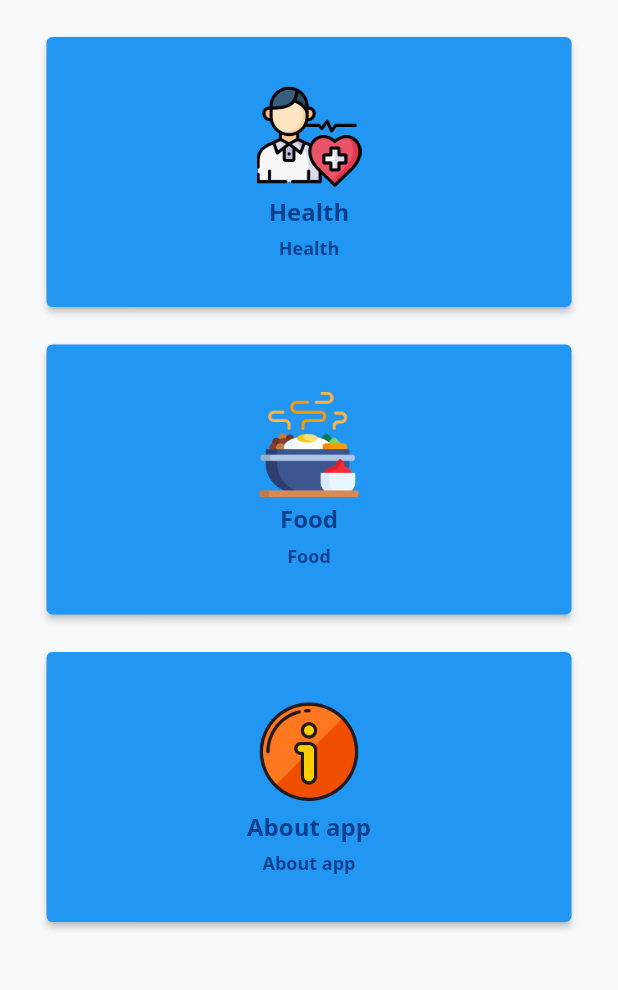
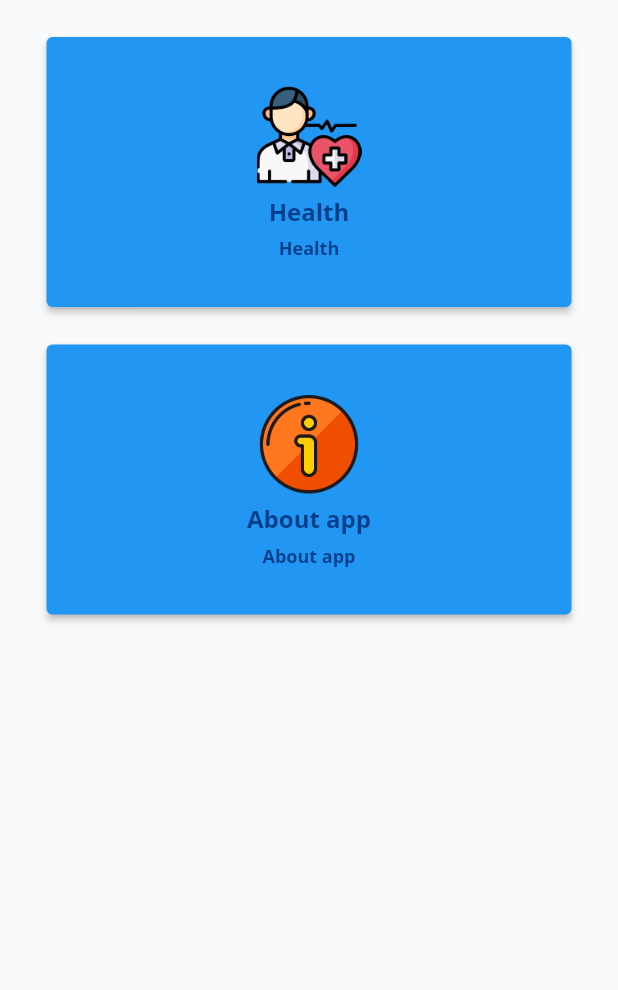
Before and after one commit to shivanisorte/Gruhini, a Flutter app: the screen it shows after launch, on a phone screen of 412 x 824 dp, the part 179-1169 px from its top. Run offline on Flutter 3.47's test engine with Material 2 defaults, Android fonts, the phone set to English and light mode, and no system bars; our stand-ins replace google_fonts.

Commit message:
removed food dashboard

```diff
--- a/gruhini/lib/main.dart
+++ b/gruhini/lib/main.dart
@@ -6,7 +6,6 @@ import 'package:flutter/src/rendering/flex.dart';
 import 'package:google_fonts/google_fonts.dart';
 import 'AboutApp.dart';
 import 'VaccinationDashboard.dart';
-import 'package:gruhini/FoodDashboard.dart';
 
 void main() => runApp(MaterialApp(home: MyHomePage()));
 
@@ -46,7 +45,6 @@ class SecondScreen extends StatelessWidget {
         title: Text("Gruhini App"),
         backgroundColor: Color(0xff42a5f5),
       ),
-
       body: Column(
         children: <Widget>[
           SizedBox(
@@ -100,7 +98,8 @@ class SecondScreen extends StatelessWidget {
               onPressed: () {
                 Navigator.push(
                   context,
-                  MaterialPageRoute(builder: (context) => VaccinationDashboard()),
+                  MaterialPageRoute(
+                      builder: (context) => VaccinationDashboard()),
                 );
               },
               child: Column(
@@ -109,17 +108,14 @@ class SecondScreen extends StatelessWidget {
                   SizedBox(
                     height: 2,
                   ),
-
                   Image.asset(
                     "assets/images/health.png",
                     width: 80,
                     height: 70,
                   ),
-
                   SizedBox(
                     height: 4,
                   ),
-
                   Text(
                     "Health",
                     style: GoogleFonts.openSans(
@@ -129,11 +125,9 @@ class SecondScreen extends StatelessWidget {
                       fontWeight: FontWeight.bold,
                     )),
                   ),
-
                   SizedBox(
                     height: 5,
                   ),
-
                   Text(
                     "Health",
                     style: GoogleFonts.openSans(
@@ -143,74 +137,6 @@ class SecondScreen extends StatelessWidget {
                       fontWeight: FontWeight.bold,
                     )),
                   ),
-
-                  SizedBox(
-                    height: 2,
-                  ),
-
-                ],
-              ),
-            ),
-            width: 350,
-            height: 180,
-          ), //container1
-
-          SizedBox(
-            height: 25,
-          ),
-
-          Container(
-            decoration: BoxDecoration(
-                color: Color(0xfff0f4ff),
-                borderRadius: BorderRadius.circular(10)),
-            child: ElevatedButton(
-              onPressed: () {
-                Navigator.push(
-                  context,
-                  MaterialPageRoute(builder: (context) => FoodDashboard()),
-                );
-              },
-              child: Column(
-                mainAxisAlignment: MainAxisAlignment.center,
-                children: <Widget>[
-                  SizedBox(
-                    height: 2,
-                  ),
-
-                  Image.asset(
-                    "assets/images/food.png",
-                    width: 80,
-                    height: 70,
-                  ),
-
-                  SizedBox(
-                    height: 4,
-                  ),
-
-                  Text(
-                    "Food",
-                    style: GoogleFonts.openSans(
-                        textStyle: TextStyle(
-                          color: Color(0xff023e8a),
-                          fontSize: 16,
-                          fontWeight: FontWeight.bold,
-                        )),
-                  ),
-
-                  SizedBox(
-                    height: 5,
-                  ),
-
-                  Text(
-                    "Food",
-                    style: GoogleFonts.openSans(
-                        textStyle: TextStyle(
-                          color: Color(0xff023e8a),
-                          fontSize: 12,
-                          fontWeight: FontWeight.bold,
-                        )),
-                  ),
-
                   SizedBox(
                     height: 2,
                   ),
@@ -219,7 +145,7 @@ class SecondScreen extends StatelessWidget {
             ),
             width: 350,
             height: 180,
-          ), // container2
+          ), //container1
 
           SizedBox(
             height: 25,
@@ -242,17 +168,14 @@ class SecondScreen extends StatelessWidget {
                   SizedBox(
                     height: 2,
                   ),
-
                   Image.asset(
                     "assets/images/about.png",
                     width: 80,
                     height: 70,
                   ),
-
                   SizedBox(
                     height: 4,
                   ),
-
                   Text(
                     "About app",
                     style: GoogleFonts.openSans(
@@ -262,11 +185,9 @@ class SecondScreen extends StatelessWidget {
                       fontWeight: FontWeight.bold,
                     )),
                   ),
-
                   SizedBox(
                     height: 5,
                   ),
-
                   Text(
                     "About app",
                     style: GoogleFonts.openSans(
@@ -276,11 +197,9 @@ class SecondScreen extends StatelessWidget {
                       fontWeight: FontWeight.bold,
                     )),
                   ),
-
                   SizedBox(
                     height: 2,
                   ),
-
                 ],
               ),
             ),
@@ -289,7 +208,6 @@ class SecondScreen extends StatelessWidget {
           ), //container3
         ],
       ),
-
       drawer: Drawer(
         // Add a ListView to the drawer. This ensures the user can scroll
         // through the options in the drawer if there isn't enough vertical
```
Also changed, not shown: gruhini/lib/AboutApp.dart (+1 -13 lines), gruhini/lib/ComingSoonScreen.dart (+1 -13 lines), gruhini/lib/FoodDashboard.dart (deleted, +0 -306 lines), gruhini/lib/VaccinationDashboard.dart (+1 -23 lines), gruhini/pubspec.lock. Lines whose indentation alone changed are shown as unchanged.
